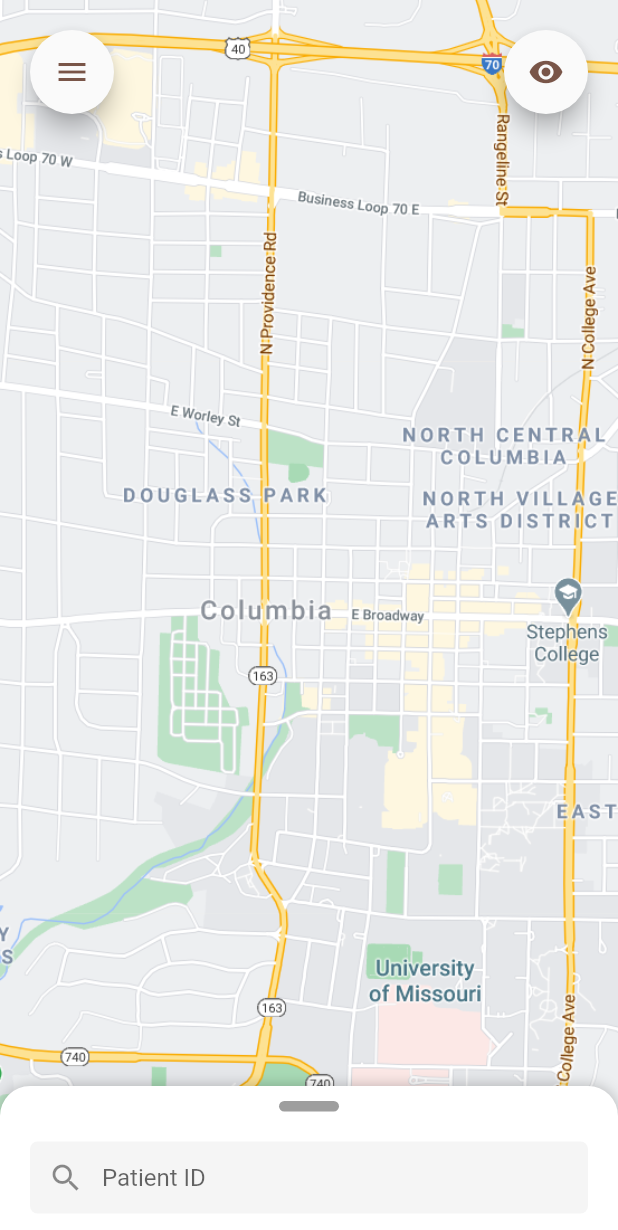
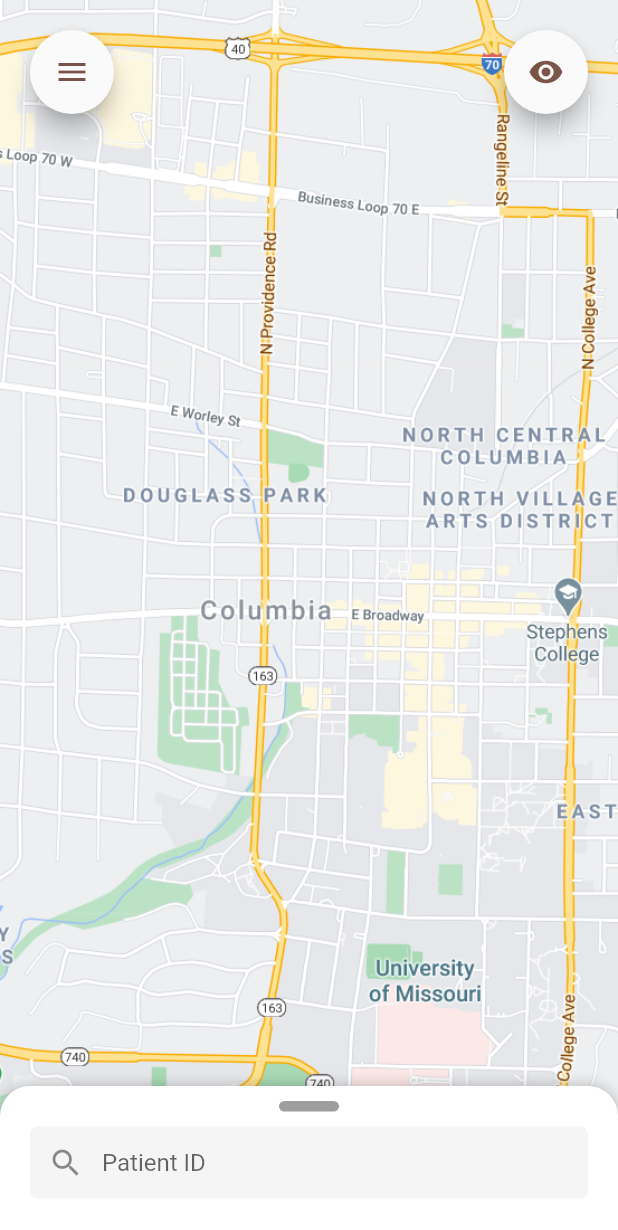
Before and after one commit to JasonJOCKKY/TrackingApp, a Flutter app: the screen it shows after launch, on a phone screen of 412 x 824 dp. Shown: the top 1230 px of the screen. Run offline on Flutter 3.47's test engine with Material 2 defaults, Android fonts, the phone set to English and light mode, and no system bars; drawn by our look-alikes of sliding_up_panel; our stand-ins replace location.

Commit message:
Searchbar Refined, api keys discarded.

```diff
--- a/tracking_app/environment/config.json
+++ b/tracking_app/environment/config.json
@@ -1,4 +1,4 @@
 {
-    "android_mapKey": "AIzaSyDiUz2uyW1jPXf4WR4M9R0e1yUjjow-PSU",
-    "ios_mapKey": "AIzaSyDfEjY_z7_IFW8CnTtuWyU_Py0YYHOcTDE"
+    "android_mapKey": "***",
+    "ios_mapKey": "***"
 }
--- a/tracking_app/lib/main.dart
+++ b/tracking_app/lib/main.dart
@@ -1,6 +1,5 @@
 import 'package:flutter/material.dart';
 import 'package:tracking_app/pages/doctor_map_page.dart';
-import 'package:tracking_app/pages/patient_map_page.dart';
 
 void main() {
   runApp(MyApp());
--- a/tracking_app/lib/pages/doctor_map_page.dart
+++ b/tracking_app/lib/pages/doctor_map_page.dart
@@ -4,6 +4,7 @@
 import 'package:sliding_up_panel/sliding_up_panel.dart';
 import 'package:tracking_app/pages/patient_menu_page.dart';
 import 'package:tracking_app/widgets/mapfab.dart';
+import 'package:tracking_app/widgets/searchbar.dart';
 import 'package:tracking_app/widgets/topbar.dart';
 
 class DoctorMapPage extends StatefulWidget {
@@ -13,6 +14,15 @@
 
 class _DoctorMapPageState extends State<DoctorMapPage> {
   final GlobalKey<ScaffoldState> _scaffoldKey = GlobalKey<ScaffoldState>();
+
+  // Functions for Panel
+  final double _defaultPanelHeight = 100;
+  double _minPanelHeight;
+  double _maxPanelHeight;
+
+  // Functions for search bar
+  bool isTyping = false;
+  final TextEditingController searchBarController = TextEditingController();
 
   // Functions for FABs
   bool isGridVisible = false;
@@ -24,6 +34,17 @@
   }
 
   // Override Methods
+  @override
+  void initState() {
+    super.initState();
+  }
+
+  @override
+  void dispose() {
+    searchBarController.dispose();
+    super.dispose();
+  }
+
   @override
   Widget build(BuildContext context) {
     return Scaffold(
@@ -37,13 +58,14 @@
   // Widget builder functions
   Widget _panel(context) {
     MediaQueryData _mq = MediaQuery.of(context);
-    double _panelWidth = _mq.size.width;
+
+    _minPanelHeight = _defaultPanelHeight + _mq.padding.bottom;
+    _maxPanelHeight = _mq.size.height - _mq.padding.top - _mq.viewInsets.bottom;
 
     return SlidingUpPanel(
-      // minHeight: _minPanelHeight,
-      // maxHeight: _maxPanelHeight,
+      minHeight: _minPanelHeight,
+      maxHeight: _maxPanelHeight,
       body: _background(),
-      header: _panelHeader(_panelWidth),
       panelBuilder: (sc) => _panelBody(sc),
       borderRadius: BorderRadius.only(
         topLeft: Radius.circular(20),
@@ -53,16 +75,7 @@
   }
 
   Widget _panelBody(ScrollController sc) {
-    return Padding(
-      padding: const EdgeInsets.only(top: 30),
-      child: Text(""),
-    );
-  }
-
-  Widget _panelHeader(double panelWidth) {
-    return Container(
-      width: panelWidth,
-      child: Column(
+    return Column(
       children: [
         Padding(
           padding: EdgeInsets.all(10),
@@ -75,9 +88,15 @@
             ),
           ),
         ),
-          _textField(),
+        Padding(
+          padding: EdgeInsets.fromLTRB(20, 0, 20, 10),
+          child: SearchBar(
+            textController: searchBarController,
+            hintText: "Patient ID",
+            onSearch: (str) => {},
+          ),
+        ),
       ],
-      ),
     );
   }
 
@@ -141,38 +160,4 @@
       ),
     );
   }
-
-  Widget _textField() {
-    return Padding(
-      padding: const EdgeInsets.symmetric(
-        vertical: 10,
-        horizontal: 20,
-      ),
-      child: Row(
-        children: [
-          Flexible(
-            child: TextField(
-              textInputAction: TextInputAction.search,
-              autocorrect: false,
-              decoration: InputDecoration(
-                contentPadding: EdgeInsets.zero,
-                fillColor: Colors.grey[100],
-                filled: true,
-                border: OutlineInputBorder(
-                  borderRadius: BorderRadius.circular(5),
-                  borderSide: BorderSide.none,
-                ),
-                hintText: "Patient ID",
-                prefixIcon: Icon(Icons.search),
-              ),
-            ),
-          ),
-          // TextButton(
-          //   onPressed: () => {},
-          //   child: Text("Cancel"),
-          // ),
-        ],
-      ),
-    );
 }
-}
--- /dev/null
+++ b/tracking_app/lib/widgets/searchbar.dart
@@ -0,0 +1,87 @@
+import 'package:flutter/material.dart';
+
+class SearchBar extends StatefulWidget {
+  final TextEditingController textController;
+  final Function(String str) onSearch;
+  final String hintText;
+
+  SearchBar({this.textController, this.onSearch, this.hintText});
+
+  @override
+  State<StatefulWidget> createState() => _SearchBarState();
+}
+
+class _SearchBarState extends State<SearchBar> {
+  bool _isTyping = false;
+  String _currentValue = "";
+
+  @override
+  Widget build(BuildContext context) {
+    return Row(
+      children: [
+        Flexible(
+          child: TextField(
+            onTap: () => setState(() {
+              _isTyping = true;
+            }),
+            onChanged: (str) => setState(() {}),
+            onSubmitted: (str) => setState(() {
+              _isTyping = false;
+              FocusScope.of(context).unfocus();
+              _currentValue = str;
+              widget.onSearch(str);
+            }),
+            controller: widget.textController,
+            textInputAction: TextInputAction.search,
+            autocorrect: false,
+            decoration: InputDecoration(
+              contentPadding: EdgeInsets.zero,
+              fillColor: Colors.grey[100],
+              filled: true,
+              hintText: widget.hintText,
+              prefixIcon: Icon(Icons.search),
+              suffixIcon: Visibility(
+                visible: widget.textController.text.isNotEmpty,
+                child: IconButton(
+                  onPressed: () => widget.textController.clear(),
+                  icon: Icon(
+                    Icons.cancel,
+                  ),
+                ),
+              ),
+              border: OutlineInputBorder(
+                borderRadius: BorderRadius.circular(5),
+                borderSide: BorderSide.none,
+              ),
+            ),
+          ),
+        ),
+        Visibility(
+            visible: _isTyping,
+            child: Padding(
+              padding: const EdgeInsets.only(
+                left: 10,
+              ),
+              child: InkWell(
+                child: Text(
+                  "Cancel",
+                  style: TextStyle(
+                    color: Theme.of(context).primaryColorDark,
+                  ),
+                ),
+                onTap: () {
+                  _cancel();
+                },
+              ),
+            )),
+      ],
+    );
+  }
+
+  // Helper Method
+  void _cancel() {
+    FocusScope.of(context).unfocus();
+    _isTyping = false;
+    widget.textController.text = _currentValue;
+  }
+}
```
Lines whose indentation alone changed are shown as unchanged.
